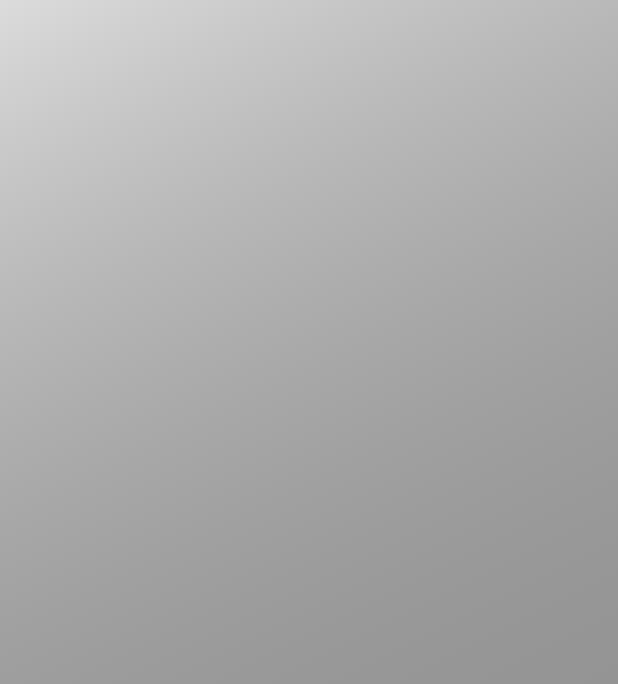
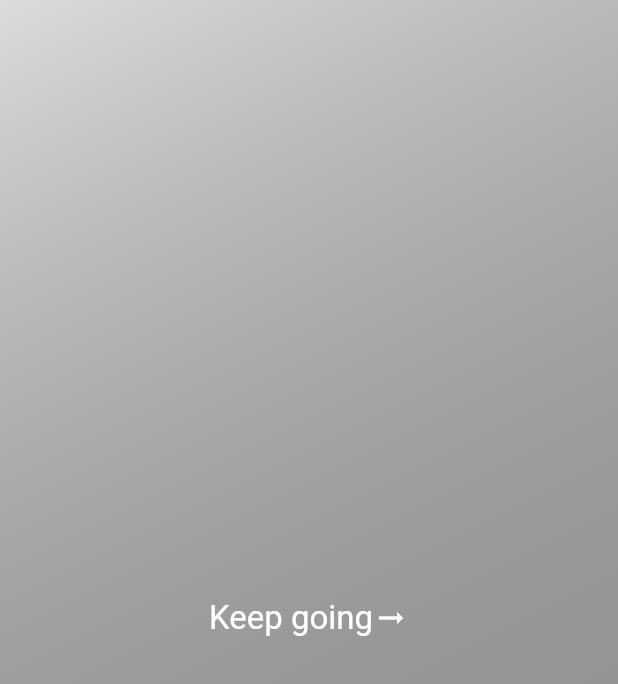
Before and after one commit to filiph/sloth_app, a Flutter app: the screen it shows after launch, swiped to page 2, on a phone screen of 412 x 824 dp. Shown: the top 684 px of the screen. Run offline on Flutter 3.47's test engine with Material 2 defaults, Android fonts, the phone set to English and light mode, and no system bars.

Commit message:
Make it more obvious people should keep going

```diff
--- a/lib/main.dart
+++ b/lib/main.dart
@@ -55,6 +55,7 @@ class _Separator1Page extends StatelessWidget {
           colors: [Colors.black12, Colors.grey],
         ),
       ),
+      child: _SeparatorSign('Keep going'),
     );
   }
 }
@@ -70,6 +71,29 @@ class _Separator2Page extends StatelessWidget {
           colors: [Colors.blueAccent, Colors.blueGrey],
         ),
       ),
+      child: _SeparatorSign('Almost there'),
     );
   }
 }
+
+class _SeparatorSign extends StatelessWidget {
+  final String text;
+
+  const _SeparatorSign(this.text);
+
+  @override
+  Widget build(BuildContext context) {
+    return Center(
+      child: Row(
+        mainAxisAlignment: MainAxisAlignment.center,
+        children: [
+          Text(
+            text,
+            style: TextStyle(color: Colors.white, fontSize: 22),
+          ),
+          Icon(Icons.arrow_right_alt, color: Colors.white),
+        ],
+      ),
+    );
+  }
+}
```
